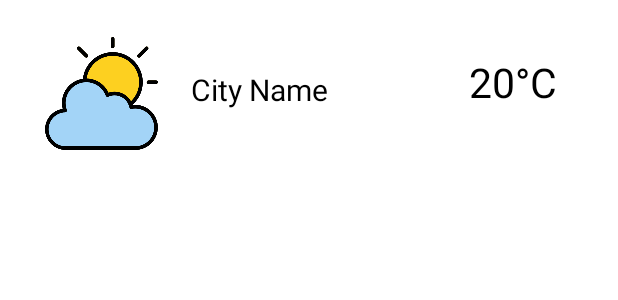
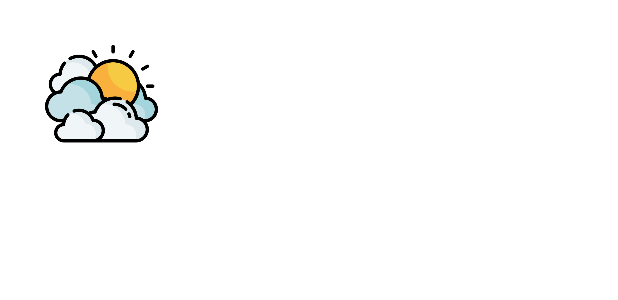
Before and after one commit to NourElHoudaAmmari/WeatherWidget, an Android app: the layout meteo_widget.xml on its own in the app's theme, with its tools: preview values and no code run, on a phone screen of 412 x 824 dp. Shown: the top 300 px of the screen. Run offline under Robolectric (Android 15) with nearby library versions, the phone set to English and light mode, and no system bars; network calls fail.

Commit message:
final commit

```diff
--- a/app/src/main/java/com/example/mymeteo/MeteoWidgetReceiver.java
+++ b/app/src/main/java/com/example/mymeteo/MeteoWidgetReceiver.java
@@ -43,4 +43,5 @@ public class MeteoWidgetReceiver extends BroadcastReceiver {
             }
         }
     }
+
 }
--- a/app/src/main/res/layout/meteo_widget.xml
+++ b/app/src/main/res/layout/meteo_widget.xml
@@ -10,7 +10,8 @@
     <RelativeLayout
         android:layout_width="match_parent"
         android:layout_height="wrap_content"
-        android:background="@android:color/white">
+        android:background="@android:color/transparent"
+       >
 
         <TextView
             android:id="@+id/idTVCity"
@@ -24,7 +25,7 @@
             android:padding="4dp"
             android:text="City Name"
             android:textAlignment="center"
-            android:textColor="@color/black"
+            android:textColor="@color/white"
             android:textSize="20dp" />
 
         <TextView
@@ -36,7 +37,7 @@
             android:gravity="center"
             android:text="20°C"
             android:textAlignment="center"
-            android:textColor="@color/black"
+            android:textColor="@color/white"
             android:textSize="27sp" />
 
         <ImageView
@@ -48,7 +49,7 @@
             android:layout_marginTop="-76dp"
             android:layout_marginBottom="5dp"
             android:padding="4dp"
-            android:src="@drawable/cloudy" />
+            android:src="@drawable/ciel" />
 
     </RelativeLayout>
 
```
Also changed, not shown: app/src/main/java/com/example/mymeteo/MeteoWidget.java (+16 -14 lines).
